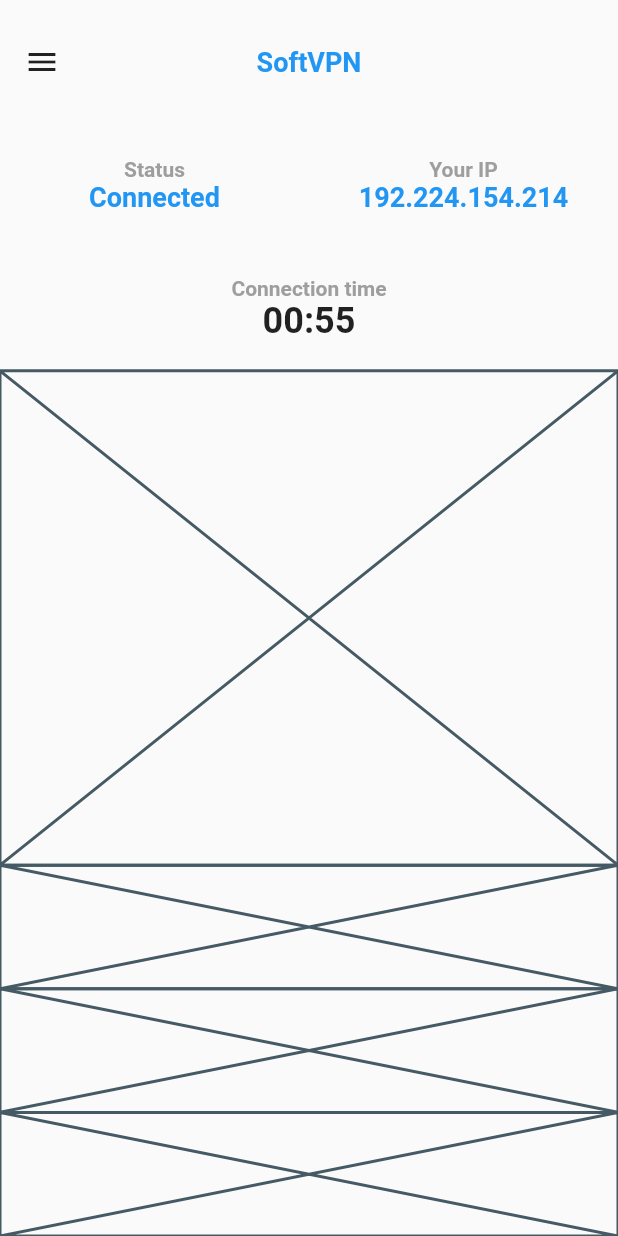
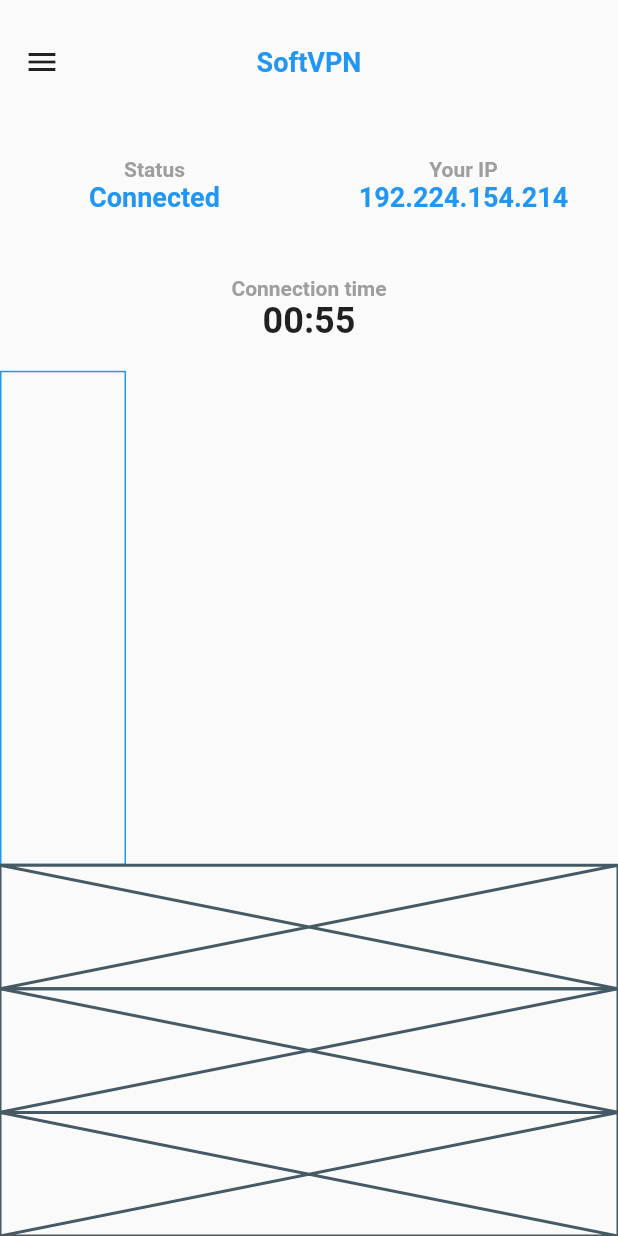
Before and after one commit to JAICHANGPARK/flutter_notebook_11th_story, a Flutter app: the screen it shows after launch, on a phone screen of 412 x 824 dp. Run offline on Flutter 3.47's test engine with Material 2 defaults, Android fonts, the phone set to English and light mode, and no system bars; our stand-ins replace backdrop, badges, flutter_inner_drawer, flutter_slidable, flutter_swiper, google_fonts.

Commit message:
Update vpn_home_page.dart

```diff
--- a/lib/ep721_vpn_mobile_app/ui/vpn_home_page.dart
+++ b/lib/ep721_vpn_mobile_app/ui/vpn_home_page.dart
@@ -9,6 +9,12 @@ class VpnHomePage extends StatefulWidget {
 
 class _VpnHomePageState extends State<VpnHomePage> {
   Timer connectionTimer;
+
+  @override
+  void initState() {
+    // TODO: implement initState
+    super.initState();
+  }
 
   @override
   Widget build(BuildContext context) {
@@ -96,7 +102,13 @@ class _VpnHomePageState extends State<VpnHomePage> {
             ),
             Expanded(
               flex: 8,
-              child: Placeholder(),
+              child: Container(
+                height: 84,
+                width: 84,
+                decoration: BoxDecoration(
+                  border: Border.all(color: Colors.blue)
+                ),
+              ),
             ),
             Expanded(
               flex: 2,
```
